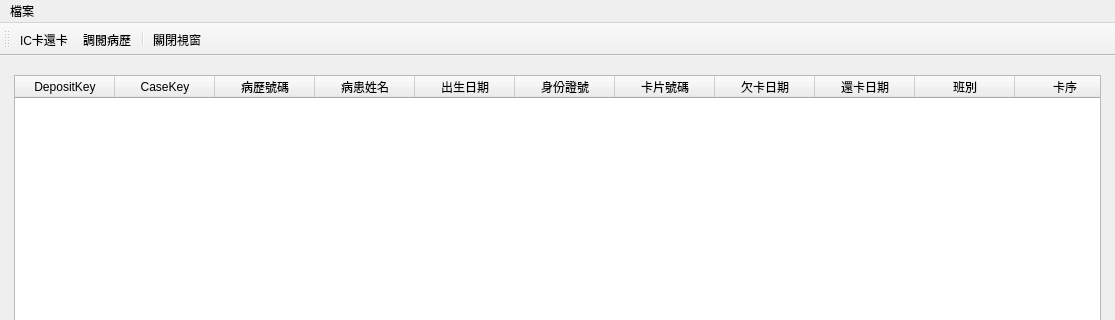
picacat/pyMedical, file ui/return_card.ui: the form before one commit; both pictures show x 0 to 1115 and y 0 to 320 of the 1115 by 865 pixel window.
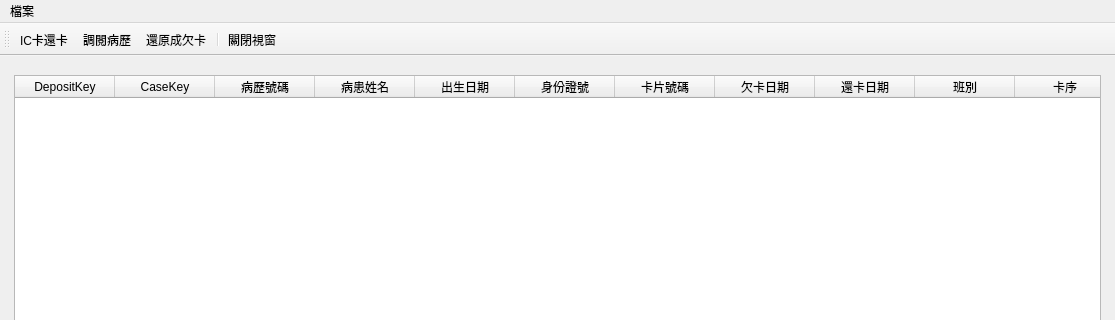
The form after the commit. Icons and pictures are not drawn.

Diff of the .ui file:
```diff
--- a/ui/return_card.ui
+++ b/ui/return_card.ui
@@ -139,6 +139,7 @@
    </attribute>
    <addaction name="action_return_card"/>
    <addaction name="action_open_medical_record"/>
+   <addaction name="action_undo"/>
    <addaction name="separator"/>
    <addaction name="action_close"/>
   </widget>
@@ -188,6 +189,15 @@
     <string>調閱病歷</string>
    </property>
   </action>
+  <action name="action_undo">
+   <property name="icon">
+    <iconset>
+     <normaloff>../icons/edit-undo.svg</normaloff>../icons/edit-undo.svg</iconset>
+   </property>
+   <property name="text">
+    <string>還原成欠卡</string>
+   </property>
+  </action>
  </widget>
  <resources/>
  <connections/>
```
